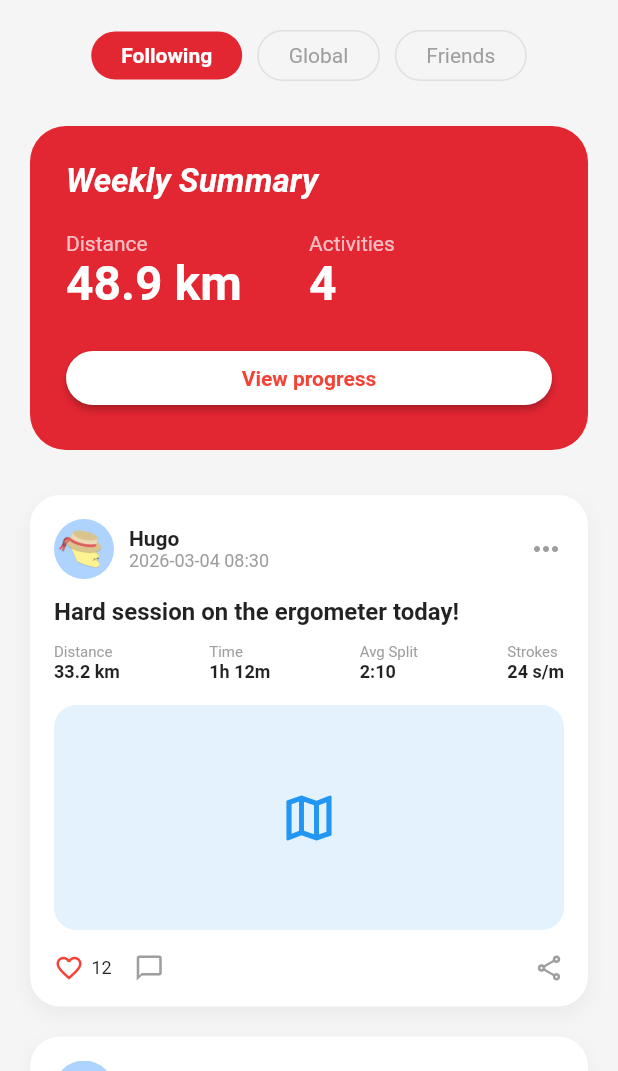
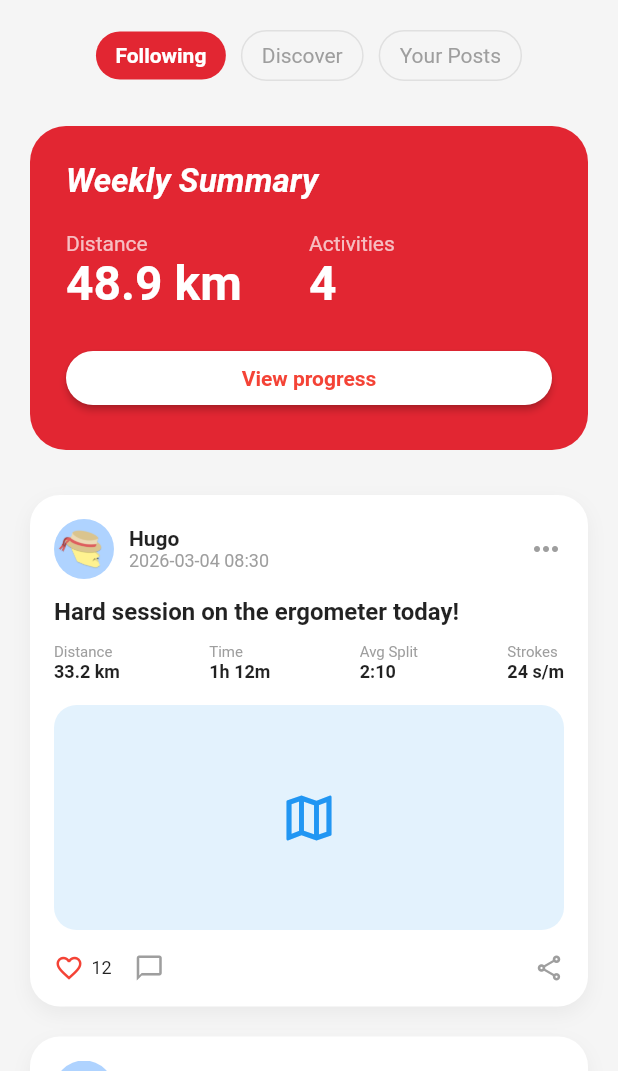
Before and after one commit to Slowlybomb/T4-GroupProject, a Flutter app: the FeedScreen screen opened directly, on a phone screen of 412 x 824 dp, the part 165-1236 px from its top. Run offline on Flutter 3.47's test engine with Material 3 defaults, Android fonts, the phone set to English and light mode, and no system bars; our stand-ins replace dio, flutter_blue_plus, permission_handler, smooth_page_indicator, supabase_flutter; accounts and stored records are empty; network calls fail; statements that could not run were skipped; project files that could hold a hidden picture were left out.

Commit message:
fully implemented bluetooth

```diff
--- a/app/flutter_app/lib/features/feed/view/feed_screen.dart
+++ b/app/flutter_app/lib/features/feed/view/feed_screen.dart
@@ -7,9 +7,51 @@ import '../widgets/activity_post_card.dart';
 import '../widgets/filter_tabs.dart';
 import '../widgets/weekly_summary_card.dart';
 import '../widgets/who_to_follow_section.dart';
+import '../../ble/view/ble_session_screen.dart';
 
-class FeedScreen extends StatelessWidget {
+// ─── Hardcoded "Your Posts" data ─────────────────────────────────────────────
+const _kYourPosts = [
+  Post(
+    userName: 'You',
+    timestamp: '2 days ago',
+    title: 'Morning row on the Liffey',
+    distance: '8.4 km',
+    duration: '42:15',
+    avgSplit: '2:31',
+    strokeRate: '22 spm',
+    likes: 14,
+  ),
+  Post(
+    userName: 'You',
+    timestamp: '5 days ago',
+    title: 'Evening session',
+    distance: '5.2 km',
+    duration: '27:40',
+    avgSplit: '2:39',
+    strokeRate: '20 spm',
+    likes: 8,
+  ),
+  Post(
+    userName: 'You',
+    timestamp: '1 week ago',
+    title: 'Long distance training',
+    distance: '14.1 km',
+    duration: '1:12:08',
+    avgSplit: '2:33',
+    strokeRate: '21 spm',
+    likes: 31,
+  ),
+];
+
+class FeedScreen extends StatefulWidget {
   const FeedScreen({super.key});
+
+  @override
+  State<FeedScreen> createState() => _FeedScreenState();
+}
+
+class _FeedScreenState extends State<FeedScreen> {
+  int _selectedTab = 0;
 
   @override
   Widget build(BuildContext context) {
@@ -17,43 +59,46 @@ class FeedScreen extends StatelessWidget {
       backgroundColor: const Color(0xFFF5F5F5),
       body: Consumer<FeedController>(
         builder: (context, controller, child) {
-          // Build the static header first; dynamic content sliver is appended below.
           final slivers = <Widget>[
-            const SliverToBoxAdapter(child: _MainHeader()),
-            const SliverToBoxAdapter(child: WeeklySummaryCard()),
+            SliverToBoxAdapter(
+              child: _MainHeader(onTabChanged: (i) => setState(() => _selectedTab = i)),
+            ),
           ];
 
-          // Keep previous UX semantics: spinner/error/empty only fill when no data.
+          if (_selectedTab == 2) {
+            // ── Your Posts tab ────────────────────────────────────────────
+            slivers.add(const SliverToBoxAdapter(child: _BleConnectCard()));
+            slivers.add(SliverList(
+              delegate: SliverChildListDelegate(
+                _kYourPosts
+                    .map((p) => ActivityPostCard(post: p))
+                    .toList(),
+              ),
+            ));
+          } else {
+            // ── Following / Discover tabs ─────────────────────────────────
+            slivers.add(const SliverToBoxAdapter(child: WeeklySummaryCard()));
+
             if (controller.isLoading && controller.posts.isEmpty) {
-            slivers.add(
-              const SliverFillRemaining(
+              slivers.add(const SliverFillRemaining(
                 hasScrollBody: false,
                 child: Center(child: CircularProgressIndicator()),
-              ),
-            );
-          } else if (controller.errorMessage != null &&
-              controller.posts.isEmpty) {
-            slivers.add(
-              SliverFillRemaining(
+              ));
+            } else if (controller.errorMessage != null && controller.posts.isEmpty) {
+              slivers.add(SliverFillRemaining(
                 hasScrollBody: false,
                 child: _FeedErrorState(onRetry: controller.loadPosts),
-              ),
-            );
-          } else {
-            if (controller.posts.isEmpty) {
-              slivers.add(
-                const SliverFillRemaining(
+              ));
+            } else if (controller.posts.isEmpty) {
+              slivers.add(const SliverFillRemaining(
                 hasScrollBody: false,
                 child: _FeedEmptyState(),
-                ),
-              );
+              ));
             } else {
-              slivers.add(
-                _buildFeedContent(
+              slivers.add(_buildFeedContent(
                 posts: controller.posts,
                 onPostTap: controller.selectPost,
-                ),
-              );
+              ));
             }
           }
 
@@ -71,31 +116,96 @@ class FeedScreen extends StatelessWidget {
     var insertedWhoToFollow = false;
 
     for (var index = 0; index < posts.length; index++) {
-      // Preserve existing design where suggestions are injected after 2 posts.
       if (index == 2) {
         children.add(const WhoToFollowSection());
         insertedWhoToFollow = true;
       }
-
       final post = posts[index];
-      children.add(
-        InkWell(
+      children.add(InkWell(
         onTap: () => onPostTap(post),
         child: ActivityPostCard(post: post),
-        ),
-      );
+      ));
     }
 
-    if (!insertedWhoToFollow) {
-      children.add(const WhoToFollowSection());
-    }
+    if (!insertedWhoToFollow) children.add(const WhoToFollowSection());
 
     return SliverList(delegate: SliverChildListDelegate(children));
   }
 }
 
+// ─── BLE connect card ─────────────────────────────────────────────────────────
+class _BleConnectCard extends StatelessWidget {
+  const _BleConnectCard();
+
+  @override
+  Widget build(BuildContext context) {
+    return Container(
+      margin: const EdgeInsets.fromLTRB(20, 16, 20, 8),
+      padding: const EdgeInsets.all(20),
+      decoration: BoxDecoration(
+        color: Colors.white,
+        borderRadius: BorderRadius.circular(20),
+        boxShadow: [
+          BoxShadow(
+            color: Colors.black.withValues(alpha: 0.06),
+            blurRadius: 10,
+            offset: const Offset(0, 4),
+          ),
+        ],
+      ),
+      child: Row(
+        children: [
+          Container(
+            padding: const EdgeInsets.all(14),
+            decoration: BoxDecoration(
+              color: Colors.blue.shade50,
+              shape: BoxShape.circle,
+            ),
+            child: const Icon(Icons.bluetooth, color: Colors.blue, size: 28),
+          ),
+          const SizedBox(width: 16),
+          const Expanded(
+            child: Column(
+              crossAxisAlignment: CrossAxisAlignment.start,
+              children: [
+                Text(
+                  'Connect to Gondolier',
+                  style: TextStyle(fontWeight: FontWeight.bold, fontSize: 15),
+                ),
+                SizedBox(height: 4),
+                Text(
+                  'Sync your latest rowing session',
+                  style: TextStyle(color: Colors.grey, fontSize: 13),
+                ),
+              ],
+            ),
+          ),
+          const SizedBox(width: 8),
+          ElevatedButton(
+            style: ElevatedButton.styleFrom(
+              backgroundColor: Colors.blue,
+              foregroundColor: Colors.white,
+              shape: RoundedRectangleBorder(
+                borderRadius: BorderRadius.circular(12),
+              ),
+              padding: const EdgeInsets.symmetric(horizontal: 16, vertical: 10),
+            ),
+            onPressed: () => Navigator.push(
+              context,
+              MaterialPageRoute(builder: (_) => const BleScanScreen()),
+            ),
+            child: const Text('Connect'),
+          ),
+        ],
+      ),
+    );
+  }
+}
+
+// ─── Header ───────────────────────────────────────────────────────────────────
 class _MainHeader extends StatelessWidget {
-  const _MainHeader();
+  final ValueChanged<int> onTabChanged;
+  const _MainHeader({required this.onTabChanged});
 
   @override
   Widget build(BuildContext context) {
@@ -127,16 +237,16 @@ class _MainHeader extends StatelessWidget {
             ],
           ),
           const SizedBox(height: 20),
-          const FilterTabs(),
+          FilterTabs(onTabChanged: onTabChanged),
         ],
       ),
     );
   }
 }
 
+// ─── Error / empty states ─────────────────────────────────────────────────────
 class _FeedErrorState extends StatelessWidget {
   final VoidCallback onRetry;
-
   const _FeedErrorState({required this.onRetry});
 
   @override
--- a/app/flutter_app/lib/features/feed/widgets/filter_tabs.dart
+++ b/app/flutter_app/lib/features/feed/widgets/filter_tabs.dart
@@ -2,7 +2,8 @@ import 'package:flutter/material.dart';
 import '../../../core/theme/app_colour_theme.dart';
 
 class FilterTabs extends StatefulWidget {
-  const FilterTabs({super.key});
+  final ValueChanged<int>? onTabChanged;
+  const FilterTabs({super.key, this.onTabChanged});
 
   @override
   State<FilterTabs> createState() => _FilterTabsState();
@@ -10,7 +11,7 @@ class FilterTabs extends StatefulWidget {
 
 class _FilterTabsState extends State<FilterTabs> {
   int _selectedTab = 0;
-  final List<String> _tabs = ["Following", "Global", "Friends"];
+  final List<String> _tabs = ["Following", "Discover", "Your Posts"];
 
   @override
   Widget build(BuildContext context) {
@@ -19,10 +20,13 @@ class _FilterTabsState extends State<FilterTabs> {
       children: List.generate(_tabs.length, (index) {
         final isSelected = _selectedTab == index;
         return GestureDetector(
-          onTap: () => setState(() => _selectedTab = index),
+          onTap: () {
+            setState(() => _selectedTab = index);
+            widget.onTabChanged?.call(index);
+          },
           child: Container(
             margin: const EdgeInsets.symmetric(horizontal: 5),
-            padding: const EdgeInsets.symmetric(horizontal: 20, vertical: 8),
+            padding: const EdgeInsets.symmetric(horizontal: 13, vertical: 8),
             decoration: BoxDecoration(
               color: isSelected ? AppColors.primaryRed : Colors.transparent,
               borderRadius: BorderRadius.circular(20),
--- a/app/flutter_app/pubspec.yaml
+++ b/app/flutter_app/pubspec.yaml
@@ -14,6 +14,8 @@ dependencies:
   provider: ^6.1.5
   dio: ^5.9.0
   supabase_flutter: ^2.10.2
+  flutter_blue_plus: ^1.32.12
+  permission_handler: ^11.3.0
 
 dev_dependencies:
   flutter_test:
```
Also changed, not shown: app/flutter_app/lib/features/ble/view/ble_session_screen.dart (added, +368 -0 lines), app/flutter_app/pubspec.lock, 1 other file. Lines whose indentation alone changed are shown as unchanged.
